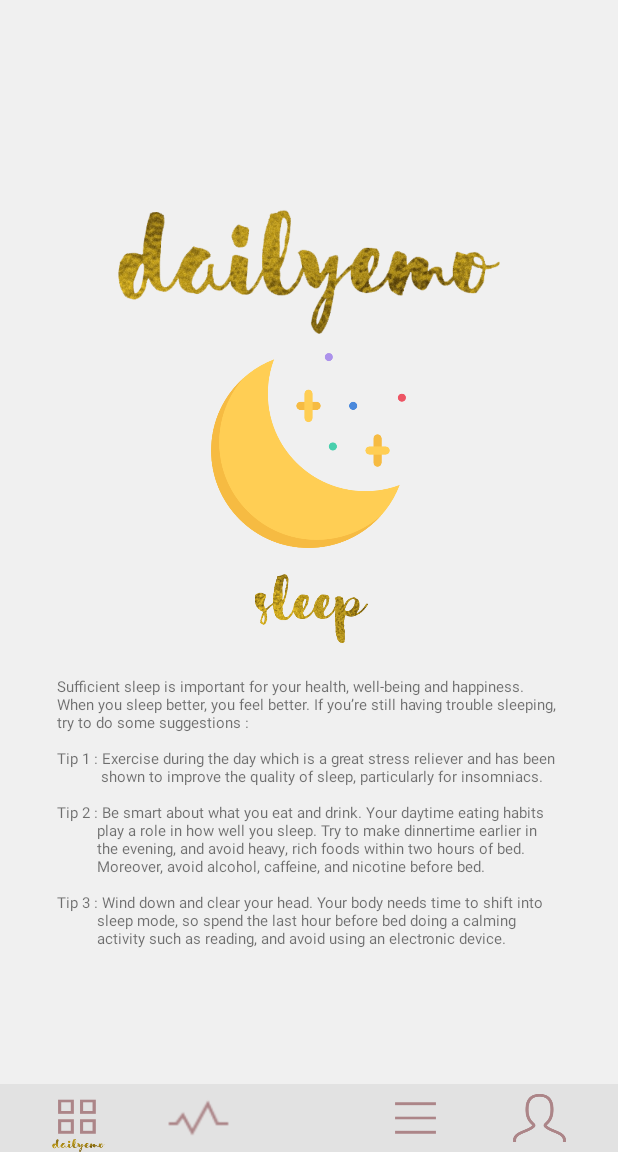
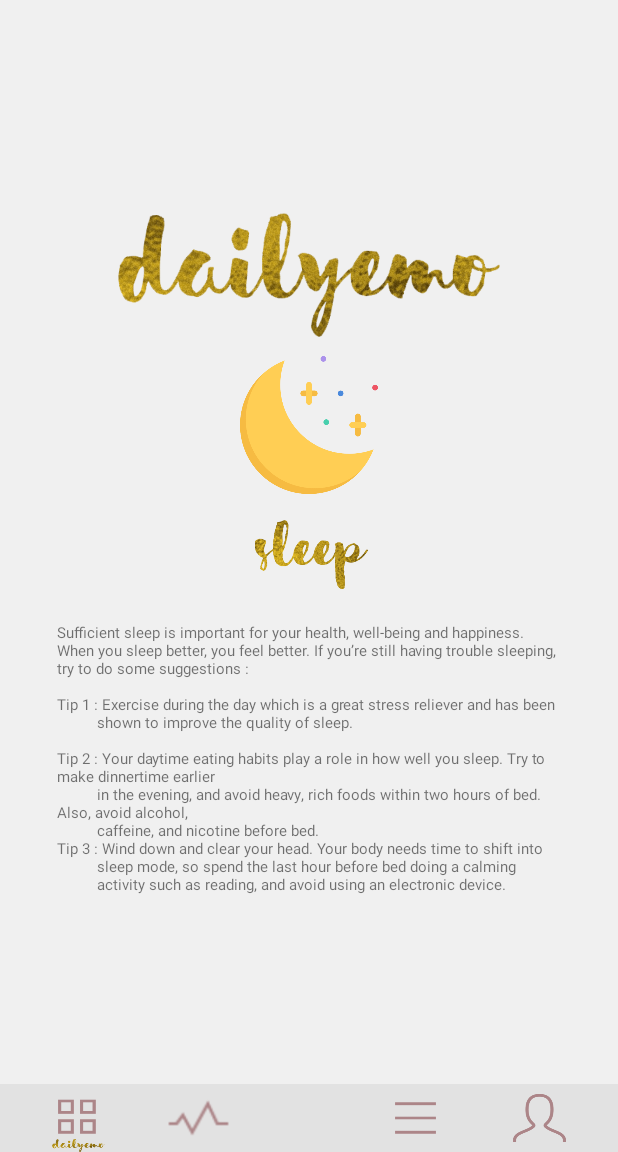
Before and after one commit to napat1996/DailyEmoFinal, an Android app: the SuggestionBackgroundActivity screen opened directly, with no data from a screen before it, on a phone screen of 412 x 824 dp, the part 84-1236 px from its top. Run offline under Robolectric (Android 15) with nearby library versions, the light colour scheme and no system bars; network calls fail.

Commit message:
[edit] interface calendar

```diff
--- a/app/src/main/java/com/kmutt/dailyemofinal/SlideAdapter.java
+++ b/app/src/main/java/com/kmutt/dailyemofinal/SlideAdapter.java
@@ -41,18 +41,21 @@ public class SlideAdapter extends PagerAdapter {
 
 
     public String[] lst_title ={
-         "Sufficient sleep is important for your health, well-being and happiness. \n" +
+
+            // suggest- sleep
+            "Sufficient sleep is important for your health, well-being and happiness. \n" +
           "When you sleep better, you feel better. If you’re still having trouble sleeping, \n" +
           "try to do some suggestions : \n" +
+
                  "\n" +
                  "Tip 1 : Exercise during the day which is a great stress reliever and has been \n" +
-                 "\t\t shown to improve the quality of sleep, particularly for insomniacs.\n" +
+                 "\t\tshown to improve the quality of sleep.\n" +
                  "\n" +
-                 "Tip 2 : Be smart about what you eat and drink. Your daytime eating habits \n" +
-                 "\t\tplay a role in how well you sleep. Try to make dinnertime earlier in \n" +
-                 "\t\tthe evening, and avoid heavy, rich foods within two hours of bed. \n" +
-                 "\t\tMoreover, avoid alcohol, caffeine, and nicotine before bed.   \n" +
-                 "\n" +
+
+                 "Tip 2 : Your daytime eating habits play a role in how well you sleep. Try to make dinnertime earlier\n" +
+                 "\t\tin the evening, and avoid heavy, rich foods within two hours of bed. Also, avoid alcohol, \n" +
+                 "\t\tcaffeine, and nicotine before bed.\n" +
+
                  "Tip 3 : Wind down and clear your head. Your body needs time to shift into \n" +
                  "\t\tsleep mode, so spend the last hour before bed doing a calming \n" +
                  "\t\tactivity such as reading, and avoid using an electronic device. ",
@@ -60,14 +63,15 @@ public class SlideAdapter extends PagerAdapter {
 
 
 
+            //suggest-hr
             "Breathe in for 5-8 seconds, hold that breath for 3-5 seconds, then exhale \n" +
                     "slowly. Repeat several times. Raising your aortic pressure in this way will \n" +
                     "lower your heart rate.",
 
 
 
-
-         "\t\tWalking  can help reduce anxiety and gives you time to think, as well as \n" +
+        // suggest-step
+         "Walking  can help reduce anxiety and gives you time to think, as well as \n" +
                  "time to get away from stressors. Getting out of the stressful environment, \n" +
                  "breathing the air, and feeling your body move is natural stress-relief.  \n" +
                  "Try walking outside for 20 -30 minutes several times per week to alleviate\n" +
--- a/app/src/main/res/layout/activity_calendar.xml
+++ b/app/src/main/res/layout/activity_calendar.xml
@@ -109,7 +109,7 @@
         android:layout_height="wrap_content"
         android:layout_alignParentBottom="true"
         android:layout_centerHorizontal="true"
-        android:layout_marginBottom="126sp"
+        android:layout_marginBottom="126dp"
         android:text="---"
         android:textColor="@color/main_text2"
         android:textSize="40sp"
@@ -161,8 +161,8 @@
         android:layout_height="40dp"
         android:layout_alignParentBottom="true"
         android:layout_alignParentStart="true"
-        android:layout_marginBottom="159dp"
-        android:layout_marginStart="20dp"
+        android:layout_marginBottom="157dp"
+        android:layout_marginStart="29dp"
         app:srcCompat="@drawable/mood2" />
 
 
--- a/app/src/main/res/layout/suggestion_one.xml
+++ b/app/src/main/res/layout/suggestion_one.xml
@@ -18,8 +18,8 @@
 
     <ImageView
         android:id="@+id/slideimg"
-        android:layout_width="130sp"
-        android:layout_height="130sp"
+        android:layout_width="105dp"
+        android:layout_height="92dp"
         android:layout_marginTop="10sp"
 
         />
@@ -42,13 +42,12 @@
 
     <TextView
         android:id="@+id/txtdescription"
-        android:layout_width="wrap_content"
-        android:layout_height="wrap_content"
-        android:textSize="10sp"
+        android:layout_width="335dp"
+        android:layout_height="215dp"
+        android:layout_marginTop="15sp"
         android:text="Description here"
 
-        android:layout_marginTop="15sp"
-        />
+        android:textSize="10sp" />
 
 
 </LinearLayout>
```
Also changed, not shown: app/src/main/res/layout/activity_graph_hr.xml (+10 -3 lines).
